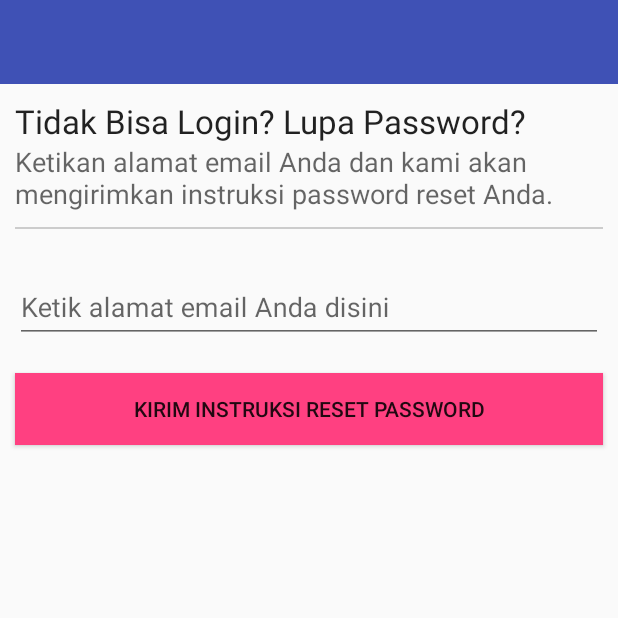
After one commit to edof/Emailku, an Android app: the ForgotActivity screen opened directly, with no data from a screen before it, on a phone screen of 412 x 824 dp, the top half of it. The commit adds this screen. Run offline under Robolectric (Android 15) with nearby library versions, the phone set to English and light mode, and no system bars.

Commit message:
menambahkan fitur login

```diff
--- /dev/null
+++ b/app/src/main/java/com/mabesstudio/emailku/activity/ForgotActivity.java
@@ -0,0 +1,45 @@
+package com.mabesstudio.emailku.activity;
+
+import android.content.Intent;
+import android.support.v7.app.AppCompatActivity;
+import android.os.Bundle;
+import android.text.TextUtils;
+import android.util.Patterns;
+import android.view.View;
+import android.widget.Button;
+import android.widget.EditText;
+
+import com.mabesstudio.emailku.R;
+
+public class ForgotActivity extends AppCompatActivity {
+
+    EditText editForgot;
+    Button btnForgot;
+
+    @Override
+    protected void onCreate(Bundle savedInstanceState) {
+        super.onCreate(savedInstanceState);
+        setContentView(R.layout.activity_forgot);
+
+        editForgot = (EditText) findViewById(R.id.edit_forgot_email);
+        btnForgot = (Button) findViewById(R.id.btn_forgot);
+        btnForgot.setOnClickListener(new View.OnClickListener() {
+            @Override
+            public void onClick(View v) {
+                if (editForgot.getText().toString().trim().isEmpty()){
+                    editForgot.setError("Kolom ii harus diisi !");
+                } else if (!isValidEmail(editForgot.getText().toString().trim())){
+                    editForgot.setError("Gunakan format email yang benar !");
+                } else {
+                    Intent intent = new Intent(getApplicationContext(), LoginActivity.class);
+                    startActivity(intent);
+                }
+            }
+        });
+
+    }
+
+    public final static boolean isValidEmail (CharSequence sequence){
+        return !TextUtils.isEmpty(sequence) && Patterns.EMAIL_ADDRESS.matcher(sequence).matches();
+    }
+}
--- /dev/null
+++ b/app/src/main/res/drawable/app_background.xml
@@ -0,0 +1,4 @@
+<?xml version="1.0" encoding="utf-8"?>
+<bitmap xmlns:android="http://schemas.android.com/apk/res/android"
+    android:src="@drawable/bg_emailguard"
+    android:tileMode="repeat" />
--- /dev/null
+++ b/app/src/main/res/layout/activity_forgot.xml
@@ -0,0 +1,58 @@
+<?xml version="1.0" encoding="utf-8"?>
+<LinearLayout xmlns:android="http://schemas.android.com/apk/res/android"
+    xmlns:app="http://schemas.android.com/apk/res-auto"
+    xmlns:tools="http://schemas.android.com/tools"
+    android:layout_width="match_parent"
+    android:layout_height="match_parent"
+    android:orientation="vertical"
+    android:focusable="true"
+    android:focusableInTouchMode="true"
+    tools:context="com.mabesstudio.emailku.activity.ForgotActivity">
+
+    <include layout="@layout/toolbar_layout" />
+
+    <TextView
+        android:layout_width="wrap_content"
+        android:layout_height="wrap_content"
+        android:id="@+id/txt_forgot_bold"
+        android:text="@string/forgot_bold"
+        android:layout_marginTop="10dp"
+        android:layout_marginLeft="10dp"
+        android:textAppearance="@style/TextAppearance.AppCompat.Large"/>
+
+    <TextView
+        android:layout_width="wrap_content"
+        android:layout_height="wrap_content"
+        android:id="@+id/txt_forgot_normal"
+        android:text="@string/forgot_normal"
+        android:layout_marginLeft="10dp"
+        android:textAppearance="@style/TextAppearance.AppCompat.Medium"/>
+
+    <View
+        android:layout_width="match_parent"
+        android:layout_height="1dp"
+        android:layout_margin="10dp"
+        android:background="#ccc"/>
+
+    <android.support.design.widget.TextInputLayout
+        android:layout_width="match_parent"
+        android:layout_height="wrap_content"
+        android:layout_margin="10dp">
+        <EditText
+            android:layout_width="match_parent"
+            android:layout_height="wrap_content"
+            android:id="@+id/edit_forgot_email"
+            android:inputType="textEmailAddress"
+            android:hint="Ketik alamat email Anda disini"/>
+    </android.support.design.widget.TextInputLayout>
+
+        <android.support.v7.widget.AppCompatButton
+            android:layout_width="match_parent"
+            android:layout_height="wrap_content"
+            android:id="@+id/btn_forgot"
+            android:layout_margin="10dp"
+            android:padding="12dp"
+            android:background="@color/colorAccent"
+            android:text="Kirim instruksi reset password"/>
+
+</LinearLayout>
--- /dev/null
+++ b/app/src/main/res/layout/toolbar_layout.xml
@@ -0,0 +1,24 @@
+<?xml version="1.0" encoding="utf-8"?>
+<LinearLayout xmlns:android="http://schemas.android.com/apk/res/android"
+    android:layout_width="match_parent"
+    android:layout_height="wrap_content"
+    android:orientation="vertical"
+    xmlns:app="http://schemas.android.com/apk/res-auto">
+
+    <android.support.design.widget.AppBarLayout
+        android:layout_width="match_parent"
+        android:layout_height="wrap_content"
+        android:theme="@style/AppTheme.AppBarOverlay">
+
+        <android.support.v7.widget.Toolbar
+            android:id="@+id/toolbar_layout"
+            android:layout_width="match_parent"
+            android:layout_height="?attr/actionBarSize"
+            android:background="?attr/colorPrimary"
+            app:popupTheme="@style/AppTheme.PopupOverlay">
+
+        </android.support.v7.widget.Toolbar>
+
+    </android.support.design.widget.AppBarLayout>
+
+</LinearLayout>
--- a/app/src/main/res/values-v21/styles.xml
+++ b/app/src/main/res/values-v21/styles.xml
@@ -16,4 +16,12 @@
         <item name="android:statusBarColor">@android:color/transparent</item>
     </style>
 
+    <style name="LoginTheme" parent="LoginTheme.Base">
+        <item name="android:windowContentTransitions">true</item>
+        <item name="android:windowAllowEnterTransitionOverlap">true</item>
+        <item name="android:windowAllowReturnTransitionOverlap">true</item>
+        <item name="android:windowSharedElementEnterTransition">@android:transition/move</item>
+        <item name="android:windowSharedElementExitTransition">@android:transition/move</item>
+    </style>
+
 </resources>
--- a/app/src/main/res/values/strings.xml
+++ b/app/src/main/res/values/strings.xml
@@ -1,5 +1,5 @@
 <resources>
-    <string name="app_name">Emailku</string>
+    <string name="app_name">Email Guard</string>
 
     <string name="navigation_drawer_open">Open navigation drawer</string>
     <string name="navigation_drawer_close">Close navigation drawer</string>
@@ -8,4 +8,6 @@
 
     <!-- TODO: Remove or change this placeholder text -->
     <string name="hello_blank_fragment">Hello blank fragment</string>
+    <string name="forgot_bold">Tidak Bisa Login? Lupa Password?</string>
+    <string name="forgot_normal">Ketikan alamat email Anda dan kami akan mengirimkan instruksi password reset Anda.</string>
 </resources>
--- a/app/src/main/res/values/styles.xml
+++ b/app/src/main/res/values/styles.xml
@@ -12,4 +12,16 @@
 
     <!--<style name="AppTheme.PopupOverlay" parent="ThemeOverlay.AppCompat.Light" />-->
 
+    <style name="LoginTheme" parent="LoginTheme.Base">
+
+    </style>
+
+    <style name="LoginTheme.Base" parent="Theme.AppCompat.Light.DarkActionBar">
+        <item name="windowNoTitle">true</item>
+        <item name="windowActionBar">false</item>
+        <item name="colorPrimary">@color/colorPrimary</item>
+        <item name="colorPrimaryDark">@color/colorPrimaryDark</item>
+        <item name="colorAccent">@color/colorAccent</item>
+    </style>
+
 </resources>
```
Also changed, not shown: app/src/main/AndroidManifest.xml (+7 -2 lines), app/src/main/java/com/mabesstudio/emailku/activity/LoginActivity.java (added, +60 -0 lines), app/src/main/java/com/mabesstudio/emailku/activity/ProviderActivity.java (added, +59 -0 lines), app/src/main/res/layout/activity_login.xml (added, +78 -0 lines), app/src/main/res/layout/activity_provider.xml (added, +83 -0 lines), app/src/main/res/values/provider.xml (added, +8 -0 lines), app/src/main/res/drawable/bg_emailguard.jpg (added), app/src/main/res/drawable/logo_eg.png (added).
